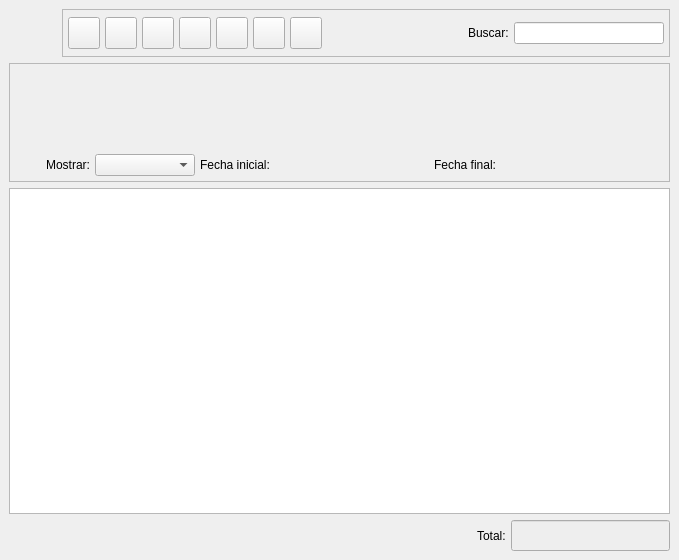
Old version of the form bulmages/bulmafact/src/presupuestoslistbase.ui in the repository eboladev/Bulmages-1.
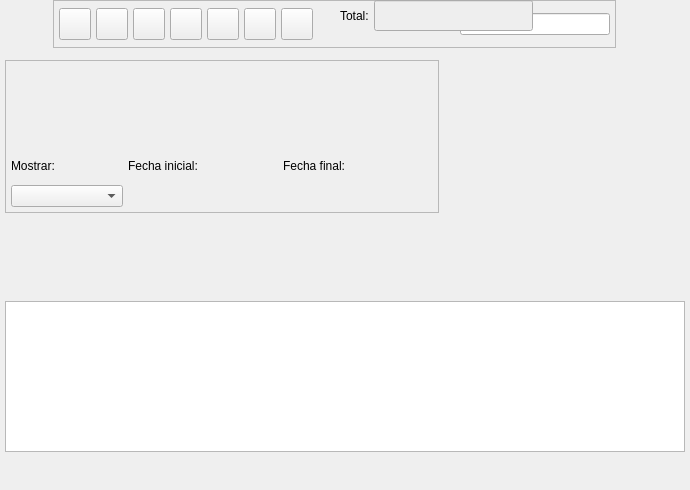
New version of the form. Icons and pictures are not drawn. Custom widgets are drawn as their Qt base class.

Patch:
```diff
--- a/bulmages/bulmafact/src/presupuestoslistbase.ui
+++ b/bulmages/bulmafact/src/presupuestoslistbase.ui
@@ -9,8 +9,8 @@
    <rect>
     <x>0</x>
     <y>0</y>
-    <width>679</width>
-    <height>560</height>
+    <width>690</width>
+    <height>490</height>
    </rect>
   </property>
   <property name="windowTitle" >
@@ -19,14 +19,214 @@
   <property name="windowIcon" >
    <iconset resource="../../bulmages.qrc" >:/Bulmafact48x48/images/png/48x48/i_bulmages_ventas_presupuestos_listado.48x48.png</iconset>
   </property>
-  <layout class="QVBoxLayout" >
-   <property name="margin" >
-    <number>9</number>
+  <widget class="QFrame" name="m_busqueda" >
+   <property name="geometry" >
+    <rect>
+     <x>5</x>
+     <y>60</y>
+     <width>434</width>
+     <height>153</height>
+    </rect>
    </property>
-   <property name="spacing" >
-    <number>6</number>
+   <property name="sizePolicy" >
+    <sizepolicy vsizetype="Preferred" hsizetype="Expanding" >
+     <horstretch>0</horstretch>
+     <verstretch>0</verstretch>
+    </sizepolicy>
    </property>
-   <item>
+   <property name="frameShape" >
+    <enum>QFrame::StyledPanel</enum>
+   </property>
+   <property name="frameShadow" >
+    <enum>QFrame::Raised</enum>
+   </property>
+   <layout class="QGridLayout" >
+    <property name="leftMargin" >
+     <number>5</number>
+    </property>
+    <property name="topMargin" >
+     <number>5</number>
+    </property>
+    <property name="rightMargin" >
+     <number>5</number>
+    </property>
+    <property name="bottomMargin" >
+     <number>5</number>
+    </property>
+    <property name="horizontalSpacing" >
+     <number>5</number>
+    </property>
+    <property name="verticalSpacing" >
+     <number>5</number>
+    </property>
+    <item row="0" column="0" colspan="2" >
+     <widget class="BusquedaArticulo" native="1" name="m_articulo" >
+      <property name="sizePolicy" >
+       <sizepolicy vsizetype="Preferred" hsizetype="Preferred" >
+        <horstretch>0</horstretch>
+        <verstretch>0</verstretch>
+       </sizepolicy>
+      </property>
+      <property name="minimumSize" >
+       <size>
+        <width>0</width>
+        <height>80</height>
+       </size>
+      </property>
+      <property name="maximumSize" >
+       <size>
+        <width>16777215</width>
+        <height>16777215</height>
+       </size>
+      </property>
+     </widget>
+    </item>
+    <item row="0" column="2" colspan="2" >
+     <widget class="BusquedaCliente" native="1" name="m_cliente" >
+      <property name="sizePolicy" >
+       <sizepolicy vsizetype="Preferred" hsizetype="Preferred" >
+        <horstretch>0</horstretch>
+        <verstretch>0</verstretch>
+       </sizepolicy>
+      </property>
+      <property name="minimumSize" >
+       <size>
+        <width>0</width>
+        <height>80</height>
+       </size>
+      </property>
+      <property name="maximumSize" >
+       <size>
+        <width>16777215</width>
+        <height>16777215</height>
+       </size>
+      </property>
+     </widget>
+    </item>
+    <item row="1" column="0" >
+     <widget class="QLabel" name="label_2" >
+      <property name="sizePolicy" >
+       <sizepolicy vsizetype="Preferred" hsizetype="MinimumExpanding" >
+        <horstretch>0</horstretch>
+        <verstretch>0</verstretch>
+       </sizepolicy>
+      </property>
+      <property name="text" >
+       <string>Mostrar:</string>
+      </property>
+      <property name="alignment" >
+       <set>Qt::AlignLeading|Qt::AlignLeft|Qt::AlignVCenter</set>
+      </property>
+      <property name="buddy" >
+       <cstring>mui_procesada</cstring>
+      </property>
+     </widget>
+    </item>
+    <item row="1" column="1" colspan="2" >
+     <widget class="QLabel" name="textLabel1_4" >
+      <property name="sizePolicy" >
+       <sizepolicy vsizetype="Preferred" hsizetype="MinimumExpanding" >
+        <horstretch>0</horstretch>
+        <verstretch>0</verstretch>
+       </sizepolicy>
+      </property>
+      <property name="text" >
+       <string>Fecha inicial:</string>
+      </property>
+     </widget>
+    </item>
+    <item row="1" column="3" >
+     <widget class="QLabel" name="textLabel1_4_2" >
+      <property name="sizePolicy" >
+       <sizepolicy vsizetype="Preferred" hsizetype="MinimumExpanding" >
+        <horstretch>0</horstretch>
+        <verstretch>0</verstretch>
+       </sizepolicy>
+      </property>
+      <property name="text" >
+       <string>Fecha final:</string>
+      </property>
+     </widget>
+    </item>
+    <item row="2" column="0" >
+     <widget class="QComboBox" name="mui_procesada" >
+      <property name="sizePolicy" >
+       <sizepolicy vsizetype="Fixed" hsizetype="MinimumExpanding" >
+        <horstretch>0</horstretch>
+        <verstretch>0</verstretch>
+       </sizepolicy>
+      </property>
+      <property name="minimumSize" >
+       <size>
+        <width>100</width>
+        <height>0</height>
+       </size>
+      </property>
+      <property name="maximumSize" >
+       <size>
+        <width>200</width>
+        <height>16777215</height>
+       </size>
+      </property>
+      <property name="focusPolicy" >
+       <enum>Qt::StrongFocus</enum>
+      </property>
+      <property name="frame" >
+       <bool>true</bool>
+      </property>
+     </widget>
+    </item>
+    <item row="2" column="1" colspan="2" >
+     <widget class="BusquedaFecha" native="1" name="m_fechain" >
+      <property name="sizePolicy" >
+       <sizepolicy vsizetype="Ignored" hsizetype="Expanding" >
+        <horstretch>0</horstretch>
+        <verstretch>0</verstretch>
+       </sizepolicy>
+      </property>
+      <property name="minimumSize" >
+       <size>
+        <width>150</width>
+        <height>0</height>
+       </size>
+      </property>
+     </widget>
+    </item>
+    <item row="2" column="3" >
+     <widget class="BusquedaFecha" native="1" name="m_fechafin" >
+      <property name="sizePolicy" >
+       <sizepolicy vsizetype="Ignored" hsizetype="Expanding" >
+        <horstretch>0</horstretch>
+        <verstretch>0</verstretch>
+       </sizepolicy>
+      </property>
+      <property name="minimumSize" >
+       <size>
+        <width>150</width>
+        <height>0</height>
+       </size>
+      </property>
+     </widget>
+    </item>
+   </layout>
+  </widget>
+  <widget class="PresupuestoListSubForm" name="mui_list" >
+   <property name="geometry" >
+    <rect>
+     <x>5</x>
+     <y>301</y>
+     <width>680</width>
+     <height>151</height>
+    </rect>
+   </property>
+   <property name="sizePolicy" >
+    <sizepolicy vsizetype="Expanding" hsizetype="Ignored" >
+     <horstretch>0</horstretch>
+     <verstretch>0</verstretch>
+    </sizepolicy>
+   </property>
+  </widget>
+  <widget class="QWidget" name="" >
     <layout class="QHBoxLayout" >
      <property name="margin" >
       <number>0</number>
@@ -388,237 +588,23 @@
       </widget>
      </item>
     </layout>
-   </item>
-   <item>
-    <widget class="QFrame" name="m_busqueda" >
-     <property name="sizePolicy" >
-      <sizepolicy>
-       <hsizetype>7</hsizetype>
-       <vsizetype>5</vsizetype>
-       <horstretch>0</horstretch>
-       <verstretch>0</verstretch>
-      </sizepolicy>
-     </property>
-     <property name="frameShape" >
-      <enum>QFrame::StyledPanel</enum>
-     </property>
-     <property name="frameShadow" >
-      <enum>QFrame::Raised</enum>
-     </property>
-     <layout class="QVBoxLayout" >
-      <property name="margin" >
-       <number>5</number>
-      </property>
+  </widget>
+  <widget class="QWidget" name="" >
+   <layout class="QHBoxLayout" >
       <property name="spacing" >
        <number>5</number>
       </property>
-      <item>
-       <layout class="QHBoxLayout" >
-        <property name="margin" >
+    <property name="leftMargin" >
          <number>0</number>
         </property>
-        <property name="spacing" >
-         <number>3</number>
-        </property>
-        <item>
-         <widget class="BusquedaArticulo" native="1" name="m_articulo" >
-          <property name="sizePolicy" >
-           <sizepolicy>
-            <hsizetype>7</hsizetype>
-            <vsizetype>1</vsizetype>
-            <horstretch>0</horstretch>
-            <verstretch>0</verstretch>
-           </sizepolicy>
-          </property>
-          <property name="minimumSize" >
-           <size>
-            <width>0</width>
-            <height>80</height>
-           </size>
-          </property>
-          <property name="maximumSize" >
-           <size>
-            <width>16777215</width>
-            <height>20</height>
-           </size>
-          </property>
-         </widget>
-        </item>
-        <item>
-         <widget class="BusquedaCliente" native="1" name="m_cliente" >
-          <property name="sizePolicy" >
-           <sizepolicy>
-            <hsizetype>7</hsizetype>
-            <vsizetype>1</vsizetype>
-            <horstretch>0</horstretch>
-            <verstretch>0</verstretch>
-           </sizepolicy>
-          </property>
-          <property name="minimumSize" >
-           <size>
-            <width>0</width>
-            <height>80</height>
-           </size>
-          </property>
-          <property name="maximumSize" >
-           <size>
-            <width>16777215</width>
-            <height>20</height>
-           </size>
-          </property>
-         </widget>
-        </item>
-       </layout>
-      </item>
-      <item>
-       <layout class="QHBoxLayout" >
-        <property name="margin" >
+    <property name="topMargin" >
          <number>0</number>
         </property>
-        <property name="spacing" >
-         <number>5</number>
-        </property>
-        <item>
-         <widget class="QLabel" name="label_2" >
-          <property name="sizePolicy" >
-           <sizepolicy>
-            <hsizetype>3</hsizetype>
-            <vsizetype>5</vsizetype>
-            <horstretch>0</horstretch>
-            <verstretch>0</verstretch>
-           </sizepolicy>
-          </property>
-          <property name="text" >
-           <string>Mostrar:</string>
-          </property>
-          <property name="alignment" >
-           <set>Qt::AlignRight|Qt::AlignTrailing|Qt::AlignVCenter</set>
-          </property>
-          <property name="buddy" >
-           <cstring>mui_procesada</cstring>
-          </property>
-         </widget>
-        </item>
-        <item>
-         <widget class="QComboBox" name="mui_procesada" >
-          <property name="sizePolicy" >
-           <sizepolicy>
-            <hsizetype>3</hsizetype>
-            <vsizetype>0</vsizetype>
-            <horstretch>0</horstretch>
-            <verstretch>0</verstretch>
-           </sizepolicy>
-          </property>
-          <property name="minimumSize" >
-           <size>
-            <width>100</width>
-            <height>0</height>
-           </size>
-          </property>
-          <property name="maximumSize" >
-           <size>
-            <width>200</width>
-            <height>16777215</height>
-           </size>
-          </property>
-          <property name="focusPolicy" >
-           <enum>Qt::StrongFocus</enum>
-          </property>
-          <property name="frame" >
-           <bool>true</bool>
-          </property>
-         </widget>
-        </item>
-        <item>
-         <widget class="QLabel" name="textLabel1_4" >
-          <property name="sizePolicy" >
-           <sizepolicy>
-            <hsizetype>3</hsizetype>
-            <vsizetype>5</vsizetype>
-            <horstretch>0</horstretch>
-            <verstretch>0</verstretch>
-           </sizepolicy>
-          </property>
-          <property name="text" >
-           <string>Fecha inicial:</string>
-          </property>
-         </widget>
-        </item>
-        <item>
-         <widget class="BusquedaFecha" native="1" name="m_fechain" >
-          <property name="sizePolicy" >
-           <sizepolicy>
-            <hsizetype>7</hsizetype>
-            <vsizetype>13</vsizetype>
-            <horstretch>0</horstretch>
-            <verstretch>0</verstretch>
-           </sizepolicy>
-          </property>
-          <property name="minimumSize" >
-           <size>
-            <width>150</width>
-            <height>0</height>
-           </size>
-          </property>
-         </widget>
-        </item>
-        <item>
-         <widget class="QLabel" name="textLabel1_4_2" >
-          <property name="sizePolicy" >
-           <sizepolicy>
-            <hsizetype>3</hsizetype>
-            <vsizetype>5</vsizetype>
-            <horstretch>0</horstretch>
-            <verstretch>0</verstretch>
-           </sizepolicy>
-          </property>
-          <property name="text" >
-           <string>Fecha final:</string>
-          </property>
-         </widget>
-        </item>
-        <item>
-         <widget class="BusquedaFecha" native="1" name="m_fechafin" >
-          <property name="sizePolicy" >
-           <sizepolicy>
-            <hsizetype>7</hsizetype>
-            <vsizetype>13</vsizetype>
-            <horstretch>0</horstretch>
-            <verstretch>0</verstretch>
-           </sizepolicy>
-          </property>
-          <property name="minimumSize" >
-           <size>
-            <width>150</width>
-            <height>0</height>
-           </size>
-          </property>
-         </widget>
-        </item>
-       </layout>
-      </item>
-     </layout>
-    </widget>
-   </item>
-   <item>
-    <widget class="PresupuestoListSubForm" name="mui_list" >
-     <property name="sizePolicy" >
-      <sizepolicy>
-       <hsizetype>13</hsizetype>
-       <vsizetype>7</vsizetype>
-       <horstretch>0</horstretch>
-       <verstretch>0</verstretch>
-      </sizepolicy>
-     </property>
-    </widget>
-   </item>
-   <item>
-    <layout class="QHBoxLayout" >
-     <property name="margin" >
+    <property name="rightMargin" >
       <number>0</number>
      </property>
-     <property name="spacing" >
-      <number>5</number>
+    <property name="bottomMargin" >
+     <number>0</number>
      </property>
      <item>
       <spacer>
@@ -649,9 +635,7 @@
         <bool>true</bool>
        </property>
        <property name="sizePolicy" >
-        <sizepolicy>
-         <hsizetype>5</hsizetype>
-         <vsizetype>0</vsizetype>
+       <sizepolicy vsizetype="Fixed" hsizetype="Preferred" >
          <horstretch>0</horstretch>
          <verstretch>0</verstretch>
         </sizepolicy>
@@ -719,8 +703,7 @@
       </widget>
      </item>
     </layout>
-   </item>
-  </layout>
+  </widget>
  </widget>
  <layoutdefault spacing="3" margin="5" />
  <customwidgets>
```
Left out of the diff: 34 changed lines with no effect on the pictures. Lines whose indentation alone changed are shown as unchanged.
